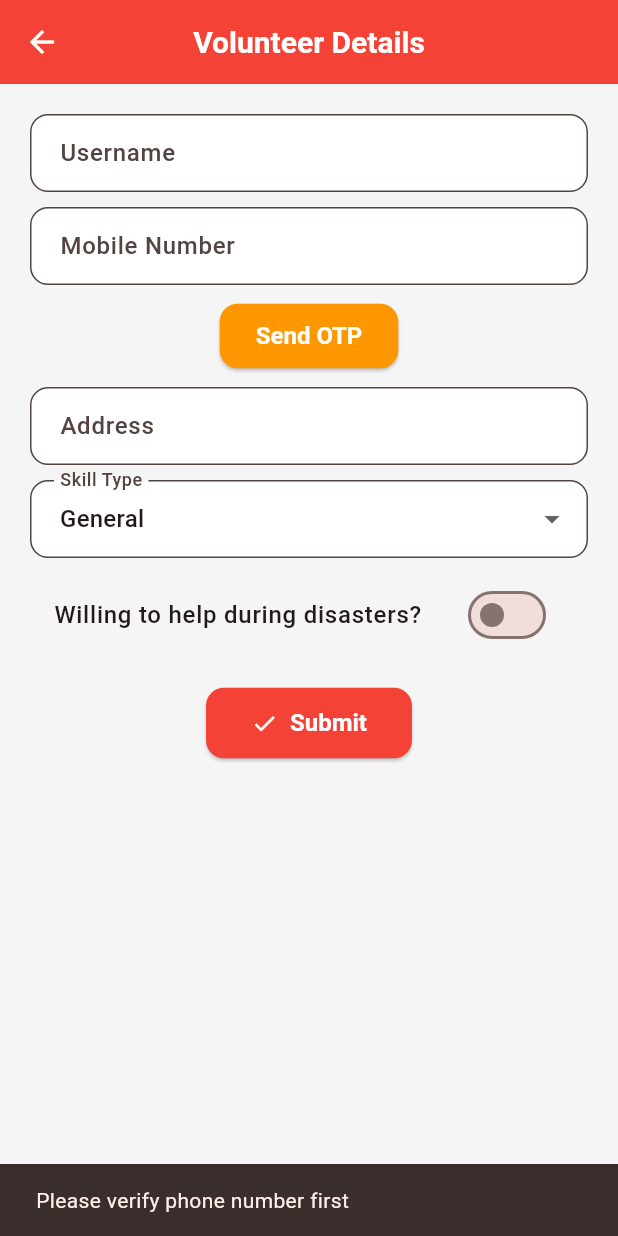
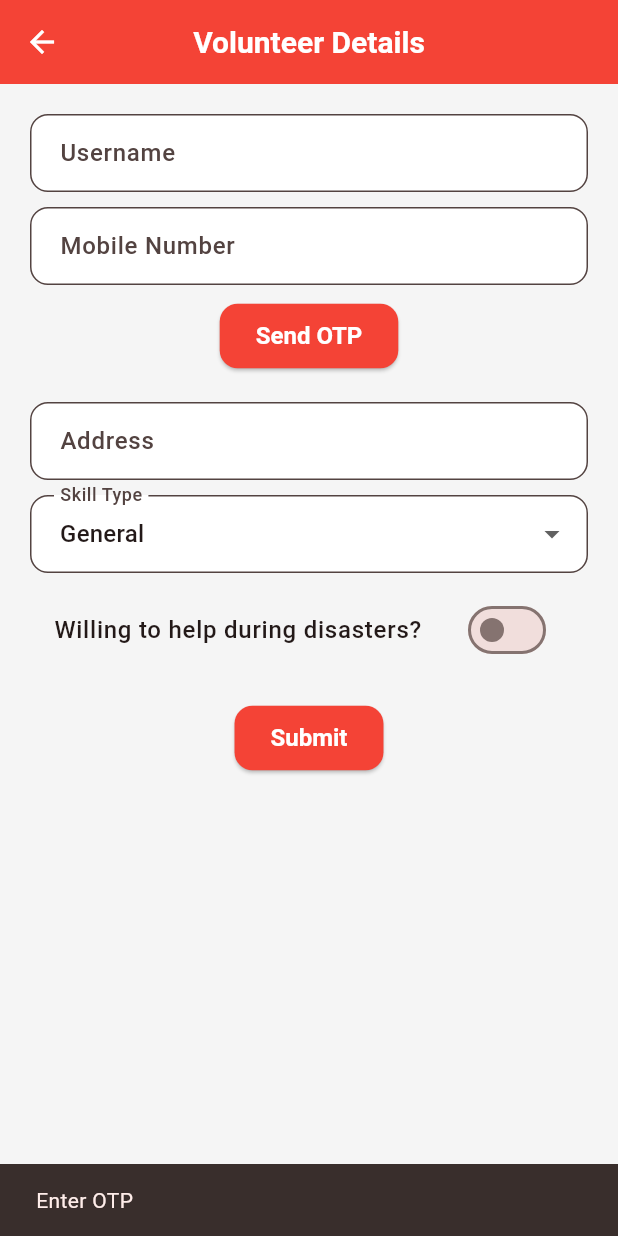
Before and after one commit to Aksha-2004/now, a Flutter app: the VolunteerDetailsPage screen opened by its route, after a tap on "Submit", on a phone screen of 412 x 824 dp. Run offline on Flutter 3.47's test engine with Material 3 defaults, Android fonts, the phone set to English and light mode, and no system bars; our stand-ins replace cloud_firestore, cloud_functions, firebase_auth, firebase_core, firebase_messaging, geocoding and 1 more; accounts and stored records are empty.

Commit message:
Add files via upload

```diff
--- a/lib/volunteer_details_page.dart
+++ b/lib/volunteer_details_page.dart
@@ -7,7 +7,8 @@ class VolunteerDetailsPage extends StatefulWidget {
   const VolunteerDetailsPage({super.key});
 
   @override
-  State<VolunteerDetailsPage> createState() => _VolunteerDetailsPageState();
+  State<VolunteerDetailsPage> createState() =>
+      _VolunteerDetailsPageState();
 }
 
 class _VolunteerDetailsPageState extends State<VolunteerDetailsPage> {
@@ -23,8 +24,9 @@ class _VolunteerDetailsPageState extends State<VolunteerDetailsPage> {
 
   bool isSubmitting = false;
   bool otpSent = false;
+  bool isLoadingOtp = false;
 
-  ConfirmationResult? confirmationResult;
+  String verificationId = "";
 
   final _firestore = FirebaseFirestore.instance;
   final _auth = FirebaseAuth.instance;
@@ -33,35 +35,72 @@ class _VolunteerDetailsPageState extends State<VolunteerDetailsPage> {
   Future<void> _sendOTP() async {
     String phone = phoneController.text.trim();
 
-    if (phone.isEmpty || phone.length != 10) {
+    if (phone.length != 10) {
       ScaffoldMessenger.of(context).showSnackBar(
-        const SnackBar(content: Text("Enter valid 10-digit mobile number")),
+        const SnackBar(content: Text("Enter valid 10-digit number")),
       );
       return;
     }
 
-    try {
-      confirmationResult =
-          await FirebaseAuth.instance.signInWithPhoneNumber("+91$phone");
+    setState(() {
+      isLoadingOtp = true;
+      otpSent = true; // ✅ SHOW OTP FIELD IMMEDIATELY
+    });
 
+    await FirebaseAuth.instance.verifyPhoneNumber(
+      phoneNumber: "+91$phone",
+
+      verificationCompleted: (PhoneAuthCredential credential) async {
+        await FirebaseAuth.instance.signInWithCredential(credential);
+
+        ScaffoldMessenger.of(context).showSnackBar(
+          const SnackBar(content: Text("Auto Verified")),
+        );
+      },
+
+      verificationFailed: (FirebaseAuthException e) {
         setState(() {
-        otpSent = true;
+          isLoadingOtp = false;
         });
 
         ScaffoldMessenger.of(context).showSnackBar(
-        const SnackBar(content: Text("OTP Sent Successfully")),
+          SnackBar(content: Text("OTP Failed: ${e.message}")),
         );
-    } catch (e) {
+      },
+
+      codeSent: (String verId, int? resendToken) {
+        setState(() {
+          verificationId = verId;
+          isLoadingOtp = false;
+        });
+
         ScaffoldMessenger.of(context).showSnackBar(
-        SnackBar(content: Text("OTP Error: $e")),
+          const SnackBar(content: Text("OTP Sent")),
         );
-    }
+      },
+
+      codeAutoRetrievalTimeout: (String verId) {
+        verificationId = verId;
+      },
+    );
   }
 
   // ================= VERIFY OTP =================
   Future<bool> _verifyOTP() async {
+    if (otpController.text.isEmpty) {
+      ScaffoldMessenger.of(context).showSnackBar(
+        const SnackBar(content: Text("Enter OTP")),
+      );
+      return false;
+    }
+
     try {
-      await confirmationResult!.confirm(otpController.text.trim());
+      PhoneAuthCredential credential = PhoneAuthProvider.credential(
+        verificationId: verificationId,
+        smsCode: otpController.text.trim(),
+      );
+
+      await FirebaseAuth.instance.signInWithCredential(credential);
       return true;
     } catch (e) {
       ScaffoldMessenger.of(context).showSnackBar(
@@ -78,13 +117,6 @@ class _VolunteerDetailsPageState extends State<VolunteerDetailsPage> {
     final user = _auth.currentUser;
     if (user == null) return;
 
-    if (!otpSent) {
-      ScaffoldMessenger.of(context).showSnackBar(
-        const SnackBar(content: Text("Please verify phone number first")),
-      );
-      return;
-    }
-
     bool verified = await _verifyOTP();
     if (!verified) return;
 
@@ -97,9 +129,8 @@ class _VolunteerDetailsPageState extends State<VolunteerDetailsPage> {
     if (docSnapshot.exists) {
       ScaffoldMessenger.of(context).showSnackBar(
         SnackBar(
-          content:
-              Text(AppTranslations.getText('already_submitted', lang)),
-          backgroundColor: Colors.orange,
+          content: Text(
+              AppTranslations.getText('already_submitted', lang)),
         ),
       );
     } else {
@@ -111,15 +142,14 @@ class _VolunteerDetailsPageState extends State<VolunteerDetailsPage> {
         'address': addressController.text.trim(),
         'skill': selectedSkill,
         'willing': willHelp,
-        'verified': true, // ✅ IMPORTANT SECURITY
+        'verified': true,
         'timestamp': FieldValue.serverTimestamp(),
       });
 
       ScaffoldMessenger.of(context).showSnackBar(
         SnackBar(
-          content:
-              Text(AppTranslations.getText('volunteer_submitted', lang)),
-          backgroundColor: Colors.green,
+          content: Text(
+              AppTranslations.getText('volunteer_submitted', lang)),
         ),
       );
 
@@ -164,24 +194,23 @@ class _VolunteerDetailsPageState extends State<VolunteerDetailsPage> {
 
             const SizedBox(height: 10),
 
-            // 🔴 SEND OTP
             ElevatedButton(
-              onPressed: _sendOTP,
-              style: ElevatedButton.styleFrom(
-                backgroundColor: Colors.orange,
-              ),
-              child: const Text("Send OTP"),
+              onPressed: isLoadingOtp ? null : _sendOTP,
+              child: isLoadingOtp
+                  ? const CircularProgressIndicator(color: Colors.white)
+                  : const Text("Send OTP"),
             ),
 
-            if (otpSent) ...[
             const SizedBox(height: 10),
+
+            // ✅ ALWAYS SHOW OTP FIELD AFTER CLICK
+            if (otpSent)
               TextField(
                 controller: otpController,
                 keyboardType: TextInputType.number,
                 decoration:
                     const InputDecoration(labelText: "Enter OTP"),
               ),
-            ],
 
             const SizedBox(height: 10),
 
@@ -218,22 +247,14 @@ class _VolunteerDetailsPageState extends State<VolunteerDetailsPage> {
                 AppTranslations.getText('willing_help', lang),
               ),
               value: willHelp,
-              activeColor: Colors.red,
               onChanged: (val) => setState(() => willHelp = val),
             ),
 
             const SizedBox(height: 20),
 
-            ElevatedButton.icon(
+            ElevatedButton(
               onPressed: isSubmitting ? null : _submitDetails,
-              icon: const Icon(Icons.check),
-              label: Text(
-                  AppTranslations.getText('submit', lang)),
-              style: ElevatedButton.styleFrom(
-                backgroundColor: Colors.red,
-                padding: const EdgeInsets.symmetric(
-                    horizontal: 30, vertical: 14),
-              ),
+              child: const Text("Submit"),
             ),
           ],
         ),
```
Lines whose indentation alone changed are shown as unchanged.
